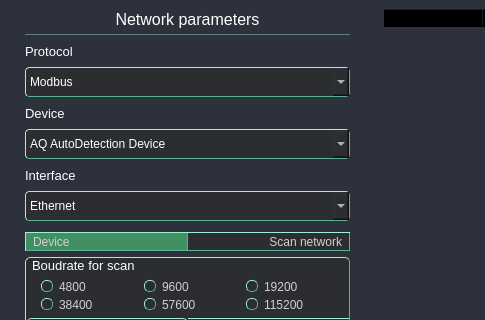
romangolovkou/AQteck_toolMAX, file UI/forms/AqAddDeviceWindow.ui: the form before one commit; both pictures show x 0 to 485 and y 0 to 320 of the 800 by 600 pixel window.
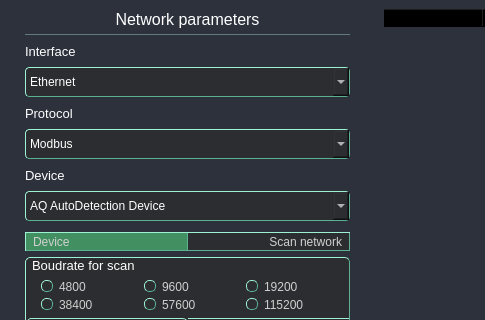
The form after the commit. Icons and pictures are not drawn. Custom widgets are drawn as their Qt base class.

Commit message: Змінено залежності відображення контенту комбобоксів у вікні AddDevice

Patch:
```diff
--- a/UI/forms/AqAddDeviceWindow.ui
+++ b/UI/forms/AqAddDeviceWindow.ui
@@ -341,6 +341,56 @@
               </property>
              </widget>
             </item>
+            <item>
+             <widget class="QLabel" name="interface_combo_box_label">
+              <property name="minimumSize">
+               <size>
+                <width>0</width>
+                <height>20</height>
+               </size>
+              </property>
+              <property name="maximumSize">
+               <size>
+                <width>16777215</width>
+                <height>20</height>
+               </size>
+              </property>
+              <property name="font">
+               <font>
+                <pointsize>10</pointsize>
+               </font>
+              </property>
+              <property name="text">
+               <string>Interface</string>
+              </property>
+             </widget>
+            </item>
+            <item>
+             <widget class="QComboBox" name="interface_combo_box">
+              <property name="minimumSize">
+               <size>
+                <width>0</width>
+                <height>30</height>
+               </size>
+              </property>
+              <property name="maximumSize">
+               <size>
+                <width>16777215</width>
+                <height>30</height>
+               </size>
+              </property>
+              <item>
+               <property name="text">
+                <string>Ethernet</string>
+               </property>
+              </item>
+              <item>
+               <property name="text">
+                <string>Offline</string>
+               </property>
+              </item>
+             </widget>
+            </item>
             <item>
              <widget class="QLabel" name="protocol_combo_box_label">
               <property name="minimumSize">
@@ -436,56 +486,6 @@
               </item>
              </widget>
             </item>
-            <item>
-             <widget class="QLabel" name="interface_combo_box_label">
-              <property name="minimumSize">
-               <size>
-                <width>0</width>
-                <height>20</height>
-               </size>
-              </property>
-              <property name="maximumSize">
-               <size>
-                <width>16777215</width>
-                <height>20</height>
-               </size>
-              </property>
-              <property name="font">
-               <font>
-                <pointsize>10</pointsize>
-               </font>
-              </property>
-              <property name="text">
-               <string>Interface</string>
-              </property>
-             </widget>
-            </item>
-            <item>
-             <widget class="QComboBox" name="interface_combo_box">
-              <property name="minimumSize">
-               <size>
-                <width>0</width>
-                <height>30</height>
-               </size>
-              </property>
-              <property name="maximumSize">
-               <size>
-                <width>16777215</width>
-                <height>30</height>
-               </size>
-              </property>
-              <item>
-               <property name="text">
-                <string>Ethernet</string>
-               </property>
-              </item>
-              <item>
-               <property name="text">
-                <string>Offline</string>
-               </property>
-              </item>
-             </widget>
-            </item>
            </layout>
           </widget>
          </item>
```
The commit also changes 3 other files.
